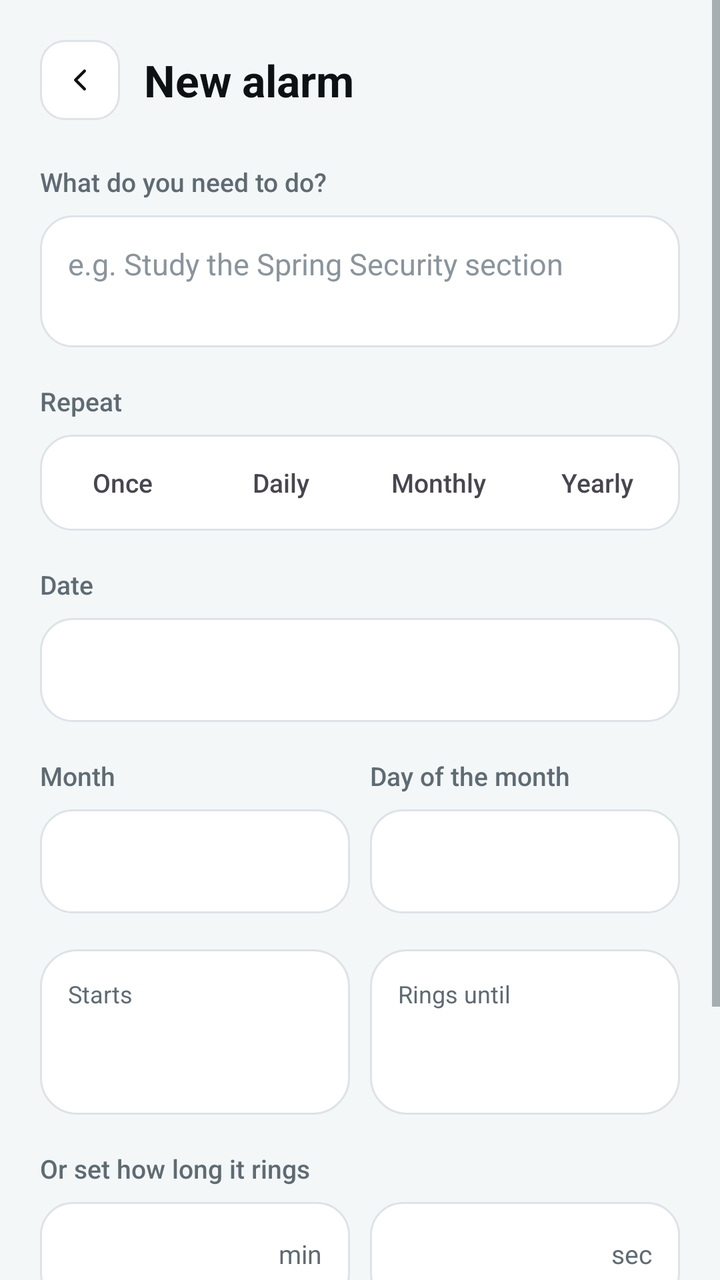
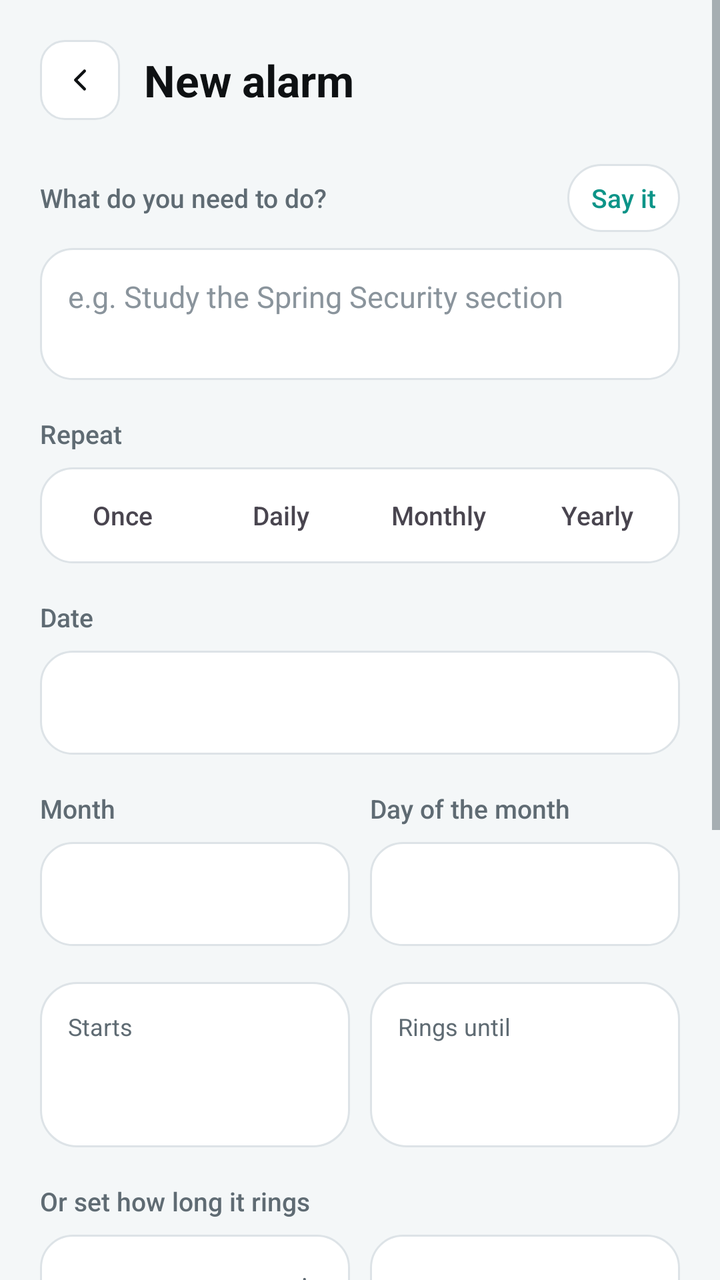

Compare the two renders of this Android layout. The source of the first and the diff that turns it into the second are given below.
<!-- AndroidManifest.xml: application theme Theme.AlertAlarm -->
<!-- res/layout/activity_add_reminder.xml -->
<?xml version="1.0" encoding="utf-8"?>
<ScrollView xmlns:android="http://schemas.android.com/apk/res/android"
    xmlns:app="http://schemas.android.com/apk/res-auto"
    android:layout_width="match_parent"
    android:layout_height="match_parent"
    android:background="@color/bg"
    android:fillViewport="true">

    <LinearLayout
        android:layout_width="match_parent"
        android:layout_height="wrap_content"
        android:orientation="vertical"
        android:padding="20dp">

        
        <LinearLayout
            android:layout_width="match_parent"
            android:layout_height="wrap_content"
            android:gravity="center_vertical"
            android:orientation="horizontal">

            <ImageView
                android:id="@+id/backButton"
                android:layout_width="40dp"
                android:layout_height="40dp"
                android:background="@drawable/bg_square_button"
                android:clickable="true"
                android:contentDescription="Back"
                android:focusable="true"
                android:padding="11dp"
                android:src="@drawable/ic_back"
                app:tint="@color/text" />

            <TextView
                android:id="@+id/screenTitle"
                android:layout_width="wrap_content"
                android:layout_height="wrap_content"
                android:layout_marginStart="12dp"
                android:text="New alarm"
                android:textColor="@color/text"
                android:textSize="22sp"
                android:textStyle="bold" />
        </LinearLayout>

        
        <TextView
            style="@style/Label"
            android:layout_marginTop="22dp"
            android:text="What do you need to do?" />

        <EditText
            android:id="@+id/taskInput"
            android:layout_width="match_parent"
            android:layout_height="wrap_content"
            android:background="@drawable/bg_input"
            android:gravity="top|start"
            android:hint="e.g. Study the Spring Security section"
            android:importantForAutofill="no"
            android:inputType="textCapSentences|textMultiLine"
            android:minLines="2"
            android:padding="14dp"
            android:textColor="@color/text"
            android:textColorHint="@color/faint"
            android:textSize="15sp" />

        
        <TextView
            style="@style/Label"
            android:layout_marginTop="18dp"
            android:text="Repeat" />

        <LinearLayout
            android:layout_width="match_parent"
            android:layout_height="wrap_content"
            android:background="@drawable/bg_segment"
            android:orientation="horizontal"
            android:padding="4dp">

            <TextView
                android:id="@+id/repeatOnce"
                android:layout_width="0dp"
                android:layout_height="40dp"
                android:layout_weight="1"
                android:clickable="true"
                android:focusable="true"
                android:fontFamily="sans-serif-medium"
                android:gravity="center"
                android:text="Once"
                android:textSize="13sp" />

            <TextView
                android:id="@+id/repeatDaily"
                android:layout_width="0dp"
                android:layout_height="40dp"
                android:layout_marginStart="4dp"
                android:layout_weight="1"
                android:clickable="true"
                android:focusable="true"
                android:fontFamily="sans-serif-medium"
                android:gravity="center"
                android:text="Daily"
                android:textSize="13sp" />

            <TextView
                android:id="@+id/repeatMonthly"
                android:layout_width="0dp"
                android:layout_height="40dp"
                android:layout_marginStart="4dp"
                android:layout_weight="1"
                android:clickable="true"
                android:focusable="true"
                android:fontFamily="sans-serif-medium"
                android:gravity="center"
                android:text="Monthly"
                android:textSize="13sp" />

            <TextView
                android:id="@+id/repeatYearly"
                android:layout_width="0dp"
                android:layout_height="40dp"
                android:layout_marginStart="4dp"
                android:layout_weight="1"
                android:clickable="true"
                android:focusable="true"
                android:fontFamily="sans-serif-medium"
                android:gravity="center"
                android:text="Yearly"
                android:textSize="13sp" />
        </LinearLayout>

        
        <LinearLayout
            android:id="@+id/dateRow"
            android:layout_width="match_parent"
            android:layout_height="wrap_content"
            android:layout_marginTop="18dp"
            android:orientation="vertical">

            <TextView
                style="@style/Label"
                android:text="Date" />

            <TextView
                android:id="@+id/dateButton"
                android:layout_width="match_parent"
                android:layout_height="52dp"
                android:background="@drawable/bg_input"
                android:clickable="true"
                android:drawablePadding="12dp"
                android:focusable="true"
                android:foreground="?attr/selectableItemBackground"
                android:gravity="center_vertical"
                android:paddingStart="14dp"
                android:paddingEnd="14dp"
                android:textColor="@color/text"
                android:textSize="15sp" />
        </LinearLayout>

        
        <LinearLayout
            android:id="@+id/spinnerRow"
            android:layout_width="match_parent"
            android:layout_height="wrap_content"
            android:layout_marginTop="18dp"
            android:orientation="horizontal">

            <LinearLayout
                android:id="@+id/monthRow"
                android:layout_width="0dp"
                android:layout_height="wrap_content"
                android:layout_marginEnd="10dp"
                android:layout_weight="1"
                android:orientation="vertical">

                <TextView
                    style="@style/Label"
                    android:text="Month" />

                <Spinner
                    android:id="@+id/monthSpinner"
                    android:layout_width="match_parent"
                    android:layout_height="52dp"
                    android:background="@drawable/bg_input"
                    android:paddingStart="6dp"
                    android:popupBackground="@color/surface" />
            </LinearLayout>

            <LinearLayout
                android:id="@+id/dayRow"
                android:layout_width="0dp"
                android:layout_height="wrap_content"
                android:layout_weight="1"
                android:orientation="vertical">

                <TextView
                    android:id="@+id/dayLabel"
                    style="@style/Label"
                    android:text="Day of the month" />

                <Spinner
                    android:id="@+id/daySpinner"
                    android:layout_width="match_parent"
                    android:layout_height="52dp"
                    android:background="@drawable/bg_input"
                    android:paddingStart="6dp"
                    android:popupBackground="@color/surface" />
            </LinearLayout>
        </LinearLayout>

        
        <LinearLayout
            android:layout_width="match_parent"
            android:layout_height="wrap_content"
            android:layout_marginTop="18dp"
            android:orientation="horizontal">

            <LinearLayout
                android:id="@+id/startCard"
                android:layout_width="0dp"
                android:layout_height="wrap_content"
                android:layout_weight="1"
                android:background="@drawable/bg_card"
                android:clickable="true"
                android:focusable="true"
                android:foreground="?attr/selectableItemBackground"
                android:orientation="vertical"
                android:padding="14dp">

                <TextView
                    android:layout_width="wrap_content"
                    android:layout_height="wrap_content"
                    android:text="Starts"
                    android:textColor="@color/muted"
                    android:textSize="12sp" />

                <TextView
                    android:id="@+id/startText"
                    android:layout_width="wrap_content"
                    android:layout_height="wrap_content"
                    android:layout_marginTop="6dp"
                    android:textColor="@color/text"
                    android:textSize="24sp"
                    android:textStyle="bold" />
            </LinearLayout>

            <LinearLayout
                android:id="@+id/endCard"
                android:layout_width="0dp"
                android:layout_height="wrap_content"
                android:layout_marginStart="10dp"
                android:layout_weight="1"
                android:background="@drawable/bg_card"
                android:clickable="true"
                android:focusable="true"
                android:foreground="?attr/selectableItemBackground"
                android:orientation="vertical"
                android:padding="14dp">

                <TextView
                    android:layout_width="wrap_content"
                    android:layout_height="wrap_content"
                    android:text="Rings until"
                    android:textColor="@color/muted"
                    android:textSize="12sp" />

                <TextView
                    android:id="@+id/endText"
                    android:layout_width="wrap_content"
                    android:layout_height="wrap_content"
                    android:layout_marginTop="6dp"
                    android:textColor="@color/text"
                    android:textSize="24sp"
                    android:textStyle="bold" />
            </LinearLayout>
        </LinearLayout>

        
        <TextView
            style="@style/Label"
            android:layout_marginTop="18dp"
            android:text="Or set how long it rings" />

        <LinearLayout
            android:layout_width="match_parent"
            android:layout_height="wrap_content"
            android:orientation="horizontal">

            <LinearLayout
                android:layout_width="0dp"
                android:layout_height="52dp"
                android:layout_weight="1"
                android:background="@drawable/bg_input"
                android:gravity="center_vertical"
                android:orientation="horizontal"
                android:paddingStart="14dp"
                android:paddingEnd="14dp">

                <EditText
                    android:id="@+id/minutesInput"
                    android:layout_width="0dp"
                    android:layout_height="match_parent"
                    android:layout_weight="1"
                    android:background="@null"
                    android:importantForAutofill="no"
                    android:inputType="number"
                    android:maxLength="5"
                    android:textColor="@color/text"
                    android:textSize="20sp"
                    android:textStyle="bold" />

                <TextView
                    android:layout_width="wrap_content"
                    android:layout_height="wrap_content"
                    android:text="min"
                    android:textColor="@color/muted"
                    android:textSize="13sp" />
            </LinearLayout>

            <LinearLayout
                android:layout_width="0dp"
                android:layout_height="52dp"
                android:layout_marginStart="10dp"
                android:layout_weight="1"
                android:background="@drawable/bg_input"
                android:gravity="center_vertical"
                android:orientation="horizontal"
                android:paddingStart="14dp"
                android:paddingEnd="14dp">

                <EditText
                    android:id="@+id/secondsInput"
                    android:layout_width="0dp"
                    android:layout_height="match_parent"
                    android:layout_weight="1"
                    android:background="@null"
                    android:importantForAutofill="no"
                    android:inputType="number"
                    android:maxLength="5"
                    android:textColor="@color/text"
                    android:textSize="20sp"
                    android:textStyle="bold" />

                <TextView
                    android:layout_width="wrap_content"
                    android:layout_height="wrap_content"
                    android:text="sec"
                    android:textColor="@color/muted"
                    android:textSize="13sp" />
            </LinearLayout>
        </LinearLayout>

        
        <LinearLayout
            android:layout_width="match_parent"
            android:layout_height="wrap_content"
            android:layout_marginTop="18dp"
            android:background="@drawable/bg_hero"
            android:orientation="horizontal"
            android:padding="14dp">

            <ImageView
                android:layout_width="18dp"
                android:layout_height="18dp"
                android:layout_marginTop="1dp"
                android:importantForAccessibility="no"
                android:src="@drawable/ic_lock"
                app:tint="@color/accent" />

            <TextView
                android:id="@+id/previewText"
                android:layout_width="0dp"
                android:layout_height="wrap_content"
                android:layout_marginStart="10dp"
                android:layout_weight="1"
                android:lineSpacingExtra="3dp"
                android:textColor="@color/hero_body"
                android:textSize="13sp" />
        </LinearLayout>

        <View
            android:layout_width="match_parent"
            android:layout_height="0dp"
            android:layout_weight="1"
            android:minHeight="20dp" />

        <TextView
            android:id="@+id/saveButton"
            android:layout_width="match_parent"
            android:layout_height="56dp"
            android:background="@drawable/bg_button_accent"
            android:clickable="true"
            android:focusable="true"
            android:foreground="?attr/selectableItemBackground"
            android:fontFamily="sans-serif-medium"
            android:gravity="center"
            android:text="Set alarm"
            android:textColor="@color/on_accent"
            android:textSize="16sp" />
    </LinearLayout>
</ScrollView>
<!-- resources referenced by this layout -->
<resources>
  <color name="accent">#0D9488</color>
  <color name="bg">#F4F7F8</color>
  <color name="faint">#8A949C</color>
  <color name="hero_body">#1F4D47</color>
  <color name="muted">#5F6B73</color>
  <color name="on_accent">#FFFFFF</color>
  <color name="surface">#FFFFFF</color>
  <color name="text">#0E1113</color>
  <!-- drawable bg_button_accent (drawable) -->
  <?xml version="1.0" encoding="utf-8"?>
  <shape xmlns:android="http://schemas.android.com/apk/res/android" android:shape="rectangle">
      <solid android:color="@color/accent" />
      <corners android:radius="18dp" />
  </shape>
  <!-- drawable bg_card (drawable) -->
  <?xml version="1.0" encoding="utf-8"?>
  <shape xmlns:android="http://schemas.android.com/apk/res/android" android:shape="rectangle">
      <solid android:color="@color/surface" />
      <stroke android:width="1dp" android:color="@color/stroke" />
      <corners android:radius="18dp" />
  </shape>
  <!-- drawable bg_hero (drawable) -->
  <?xml version="1.0" encoding="utf-8"?>
  <shape xmlns:android="http://schemas.android.com/apk/res/android" android:shape="rectangle">
      <solid android:color="@color/hero" />
      <stroke android:width="1dp" android:color="@color/hero_stroke" />
      <corners android:radius="24dp" />
  </shape>
  <!-- drawable bg_input (drawable) -->
  <?xml version="1.0" encoding="utf-8"?>
  <shape xmlns:android="http://schemas.android.com/apk/res/android" android:shape="rectangle">
      <solid android:color="@color/surface" />
      <stroke android:width="1dp" android:color="@color/stroke" />
      <corners android:radius="16dp" />
  </shape>
  <!-- drawable bg_segment (drawable) -->
  <?xml version="1.0" encoding="utf-8"?>
  <shape xmlns:android="http://schemas.android.com/apk/res/android" android:shape="rectangle">
      <solid android:color="@color/surface" />
      <stroke android:width="1dp" android:color="@color/stroke" />
      <corners android:radius="16dp" />
  </shape>
  <!-- drawable bg_square_button (drawable) -->
  <?xml version="1.0" encoding="utf-8"?>
  <shape xmlns:android="http://schemas.android.com/apk/res/android" android:shape="rectangle">
      <solid android:color="@color/surface" />
      <stroke android:width="1dp" android:color="@color/stroke" />
      <corners android:radius="12dp" />
  </shape>
  <!-- drawable ic_back (drawable) -->
  <?xml version="1.0" encoding="utf-8"?>
  <vector xmlns:android="http://schemas.android.com/apk/res/android"
      android:width="24dp"
      android:height="24dp"
      android:viewportWidth="24"
      android:viewportHeight="24">
      <path
          android:fillColor="#00000000"
          android:pathData="M15,18l-6,-6 6,-6"
          android:strokeColor="#FFFFFFFF"
          android:strokeLineCap="round"
          android:strokeLineJoin="round"
          android:strokeWidth="2" />
  </vector>
  <style name="Label">
          <item name="android:layout_width">wrap_content</item>
          <item name="android:layout_height">wrap_content</item>
          <item name="android:layout_marginBottom">8dp</item>
          <item name="android:fontFamily">sans-serif-medium</item>
          <item name="android:textColor">@color/muted</item>
          <item name="android:textSize">13sp</item>
      </style>
  <color name="stroke">#DDE3E7</color>
  <color name="hero">#DDF6F2</color>
  <color name="hero_stroke">#A7E3DA</color>
  <color name="nav">#FFFFFF</color>
  <!-- unchanged entries left out for length: 2 -->
</resources>

<!-- the commit's change to res/layout/activity_add_reminder.xml (unified diff, before → after) -->
@@ -43,10 +43,37 @@
         </LinearLayout>
 
         
-        <TextView
-            style="@style/Label"
+        <LinearLayout
+            android:layout_width="match_parent"
+            android:layout_height="wrap_content"
             android:layout_marginTop="22dp"
-            android:text="What do you need to do?" />
+            android:layout_marginBottom="8dp"
+            android:gravity="center_vertical"
+            android:orientation="horizontal">
+
+            <TextView
+                style="@style/Label"
+                android:layout_width="0dp"
+                android:layout_marginBottom="0dp"
+                android:layout_weight="1"
+                android:text="What do you need to do?" />
+
+            <TextView
+                android:id="@+id/voiceInputButton"
+                android:layout_width="wrap_content"
+                android:layout_height="34dp"
+                android:background="@drawable/bg_chip"
+                android:clickable="true"
+                android:drawablePadding="6dp"
+                android:focusable="true"
+                android:fontFamily="sans-serif-medium"
+                android:gravity="center_vertical"
+                android:paddingStart="12dp"
+                android:paddingEnd="12dp"
+                android:text="Say it"
+                android:textColor="@color/accent"
+                android:textSize="13sp" />
+        </LinearLayout>
 
         <EditText
             android:id="@+id/taskInput"
@@ -350,6 +377,79 @@
         </LinearLayout>
 
         
+        <TextView
+            style="@style/Label"
+            android:layout_marginTop="18dp"
+            android:text="Your own voice (optional)" />
+
+        <LinearLayout
+            android:layout_width="match_parent"
+            android:layout_height="wrap_content"
+            android:background="@drawable/bg_card"
+            android:orientation="vertical"
+            android:padding="14dp">
+
+            <TextView
+                android:id="@+id/voiceStatus"
+                android:layout_width="match_parent"
+                android:layout_height="wrap_content"
+                android:text="Record a message (up to 30 sec). It plays instead of the computer voice."
+                android:textColor="@color/soft_text"
+                android:textSize="13sp" />
+
+            <LinearLayout
+                android:layout_width="match_parent"
+                android:layout_height="wrap_content"
+                android:layout_marginTop="12dp"
+                android:orientation="horizontal">
+
+                <TextView
+                    android:id="@+id/recordButton"
+                    android:layout_width="0dp"
+                    android:layout_height="40dp"
+                    android:layout_weight="1"
+                    android:background="@drawable/bg_pill_accent"
+                    android:clickable="true"
+                    android:focusable="true"
+                    android:fontFamily="sans-serif-medium"
+                    android:gravity="center"
+                    android:text="● Record"
+                    android:textColor="@color/on_accent"
+                    android:textSize="13sp" />
+
+                <TextView
+                    android:id="@+id/playVoiceButton"
+                    android:layout_width="0dp"
+                    android:layout_height="40dp"
+                    android:layout_marginStart="8dp"
+                    android:layout_weight="1"
+                    android:background="@drawable/bg_chip"
+                    android:clickable="true"
+                    android:focusable="true"
+                    android:fontFamily="sans-serif-medium"
+                    android:gravity="center"
+                    android:text="▶ Play"
+                    android:textColor="@color/text"
+                    android:textSize="13sp" />
+
+                <TextView
+                    android:id="@+id/deleteVoiceButton"
+                    android:layout_width="0dp"
+                    android:layout_height="40dp"
+                    android:layout_marginStart="8dp"
+                    android:layout_weight="1"
+                    android:background="@drawable/bg_chip"
+                    android:clickable="true"
+                    android:focusable="true"
+                    android:fontFamily="sans-serif-medium"
+                    android:gravity="center"
+                    android:text="Delete"
+                    android:textColor="@color/danger"
+                    android:textSize="13sp" />
+            </LinearLayout>
+        </LinearLayout>
+
+        
         <LinearLayout
             android:layout_width="match_parent"
             android:layout_height="wrap_content"
<!-- resource entries referenced after the edit -->
@@ -2,10 +2,12 @@
 <resources>
   <color name="accent">#0D9488</color>
   <color name="bg">#F4F7F8</color>
+  <color name="danger">#DC2626</color>
   <color name="faint">#8A949C</color>
   <color name="hero_body">#1F4D47</color>
   <color name="muted">#5F6B73</color>
   <color name="on_accent">#FFFFFF</color>
+  <color name="soft_text">#3A444B</color>
   <color name="surface">#FFFFFF</color>
   <color name="text">#0E1113</color>
   <!-- drawable bg_button_accent (drawable) -->
@@ -21,6 +23,13 @@
       <stroke android:width="1dp" android:color="@color/stroke" />
       <corners android:radius="18dp" />
   </shape>
+  <!-- drawable bg_chip (drawable) -->
+  <?xml version="1.0" encoding="utf-8"?>
+  <shape xmlns:android="http://schemas.android.com/apk/res/android" android:shape="rectangle">
+      <solid android:color="@color/surface" />
+      <stroke android:width="1dp" android:color="@color/stroke" />
+      <corners android:radius="999dp" />
+  </shape>
   <!-- drawable bg_hero (drawable) -->
   <?xml version="1.0" encoding="utf-8"?>
   <shape xmlns:android="http://schemas.android.com/apk/res/android" android:shape="rectangle">
@@ -34,6 +43,12 @@
       <solid android:color="@color/surface" />
       <stroke android:width="1dp" android:color="@color/stroke" />
       <corners android:radius="16dp" />
+  </shape>
+  <!-- drawable bg_pill_accent (drawable) -->
+  <?xml version="1.0" encoding="utf-8"?>
+  <shape xmlns:android="http://schemas.android.com/apk/res/android" android:shape="rectangle">
+      <solid android:color="@color/accent" />
+      <corners android:radius="999dp" />
   </shape>
   <!-- drawable bg_segment (drawable) -->
   <?xml version="1.0" encoding="utf-8"?>
